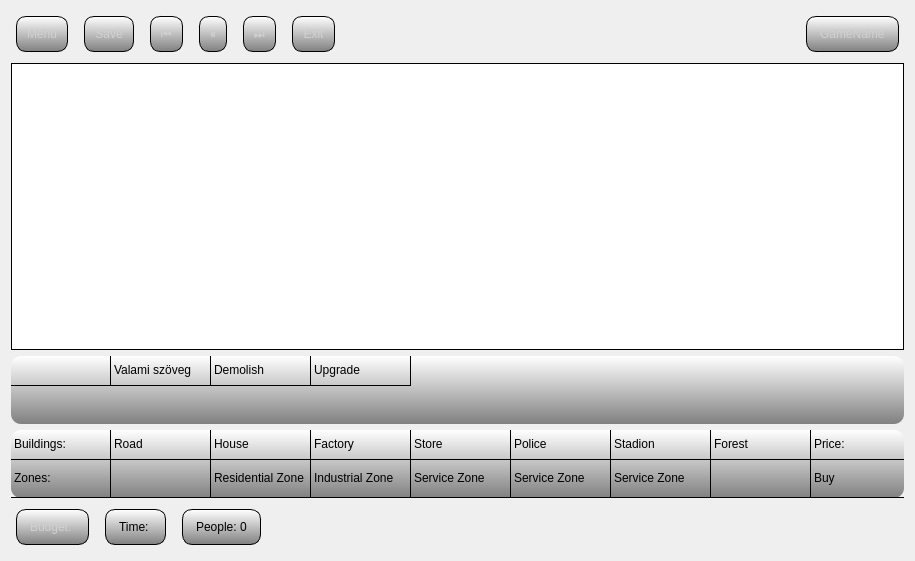
Before: the Qt Designer form src/view/GamePage.ui in fmarkyy98/qt-city, drawn with Qt 5.
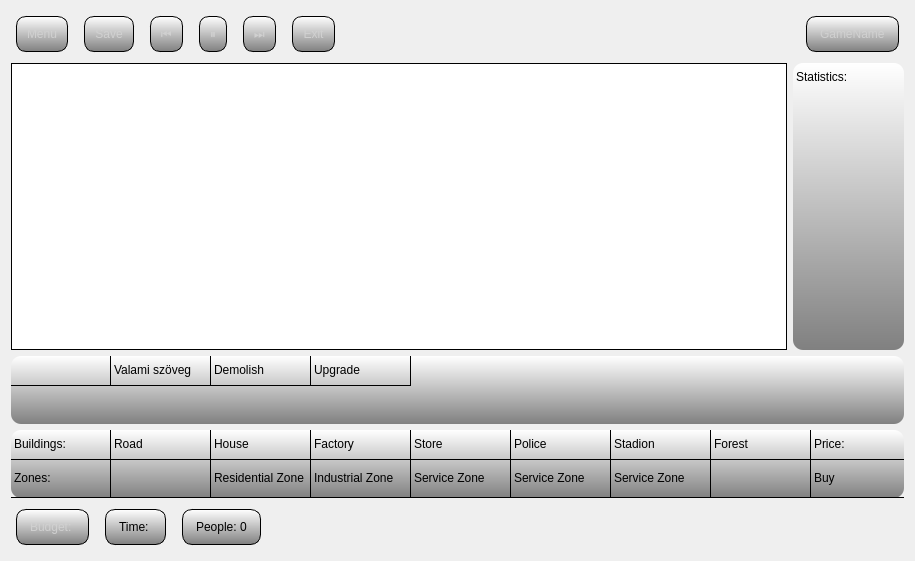
After: the same form once the commit is applied. Icons and pictures are not drawn.

```diff
--- a/src/view/GamePage.ui
+++ b/src/view/GamePage.ui
@@ -56,7 +56,9 @@
   <property name="windowTitle">
    <string>Form</string>
   </property>
-  <layout class="QVBoxLayout" name="verticalLayout" stretch="1,12,2,2,1">
+  <layout class="QHBoxLayout" name="horizontalLayout_4">
+   <item>
+    <layout class="QVBoxLayout" name="verticalLayout" stretch="1,13,2,2,1">
    <item>
     <layout class="QHBoxLayout" name="horizontalLayout">
      <item>
@@ -4028,6 +4030,8 @@
     </layout>
    </item>
    <item>
+      <layout class="QHBoxLayout" name="horizontalLayout_3" stretch="7,1">
+       <item>
     <widget class="QTableWidget" name="tableWidget">
      <property name="autoFillBackground">
       <bool>false</bool>
@@ -4081,6 +4085,56 @@
     </widget>
    </item>
    <item>
+        <widget class="QTableWidget" name="tableWidget_4">
+         <property name="styleSheet">
+          <string notr="true">background-color: qlineargradient(x1: 0, y1: 0, x2: 0, y2: 1, stop: 0 white, stop: 1 grey);
+border-style: solid;
+border-color: black;
+border-radius: 10px;
+color: black;</string>
+         </property>
+         <property name="gridStyle">
+          <enum>Qt::NoPen</enum>
+         </property>
+         <attribute name="horizontalHeaderVisible">
+          <bool>false</bool>
+         </attribute>
+         <attribute name="verticalHeaderVisible">
+          <bool>false</bool>
+         </attribute>
+         <attribute name="verticalHeaderHighlightSections">
+          <bool>false</bool>
+         </attribute>
+         <row>
+          <property name="text">
+           <string>New Row</string>
+          </property>
+         </row>
+         <row>
+          <property name="text">
+           <string>New Row</string>
+          </property>
+         </row>
+         <row>
+          <property name="text">
+           <string>New Row</string>
+          </property>
+         </row>
+         <column>
+          <property name="text">
+           <string>New Column</string>
+          </property>
+         </column>
+         <item row="0" column="0">
+          <property name="text">
+           <string>Statistics:</string>
+          </property>
+         </item>
+        </widget>
+       </item>
+      </layout>
+     </item>
+     <item>
     <widget class="QTableWidget" name="tableWidget_3">
      <property name="palette">
       <palette>
@@ -6674,6 +6728,8 @@
         </size>
        </property>
       </spacer>
+       </item>
+      </layout>
      </item>
     </layout>
    </item>
```
Lines whose indentation alone changed are shown as unchanged.
